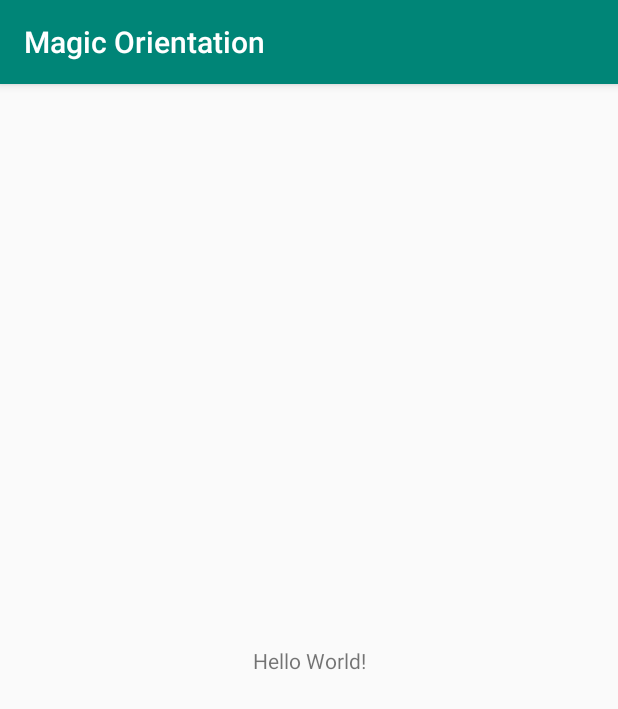
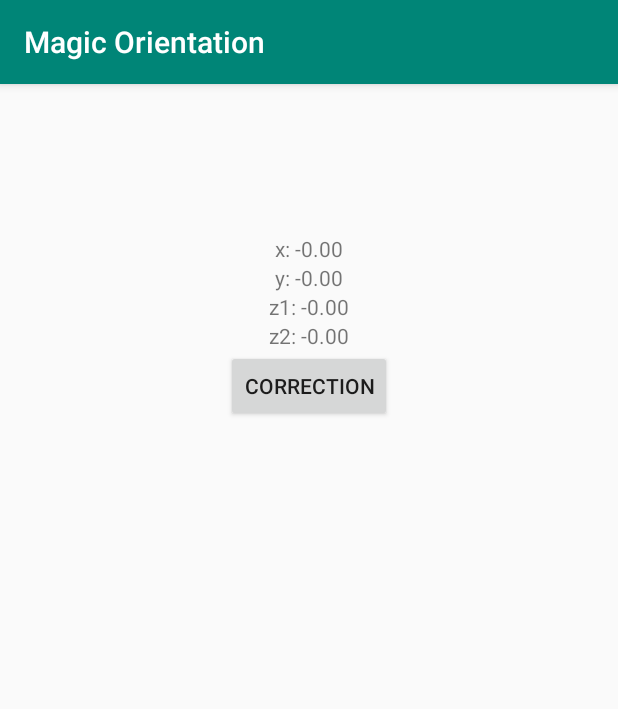
Before and after one commit to coda1997/MagicOrientation, an Android app: the screen it shows after launch (MainActivity), on a phone screen of 412 x 824 dp. Shown: the top 709 px of the screen. Run offline under Robolectric (Android 15) with nearby library versions, the phone set to English and light mode, and no system bars; 1 statement that could not run was skipped.

Commit message:
monitor orientation with manually correction

```diff
--- a/app/build.gradle
+++ b/app/build.gradle
@@ -30,4 +30,5 @@ dependencies {
     testImplementation 'junit:junit:4.12'
     androidTestImplementation 'com.android.support.test:runner:1.0.2'
     androidTestImplementation 'com.android.support.test.espresso:espresso-core:3.0.2'
+    implementation "org.jetbrains.anko:anko:$anko_version"
 }
--- a/app/src/main/AndroidManifest.xml
+++ b/app/src/main/AndroidManifest.xml
@@ -15,6 +15,9 @@
 
                 <category android:name="android.intent.category.LAUNCHER"/>
             </intent-filter>
+
+        </activity>
+        <activity android:name=".DemoActivity">
         </activity>
     </application>
 
--- a/app/src/main/java/com/dadachen/magicorientation/MainActivity.kt
+++ b/app/src/main/java/com/dadachen/magicorientation/MainActivity.kt
@@ -1,12 +1,76 @@
 package com.dadachen.magicorientation
 
+import android.content.Context
+import android.hardware.Sensor
+import android.hardware.SensorEvent
+import android.hardware.SensorEventListener
+import android.hardware.SensorManager
+import android.opengl.GLSurfaceView
 import android.support.v7.app.AppCompatActivity
 import android.os.Bundle
+import android.view.Gravity
+import android.widget.Button
+import android.widget.LinearLayout
+import android.widget.TextView
+import org.jetbrains.anko.*
+import org.jetbrains.anko.sdk27.coroutines.onClick
+import javax.microedition.khronos.egl.EGLConfig
+import javax.microedition.khronos.opengles.GL10
 
-class MainActivity : AppCompatActivity() {
+class MainActivity : AppCompatActivity(), SensorEventListener {
+    override fun onAccuracyChanged(p0: Sensor?, p1: Int) {
+
+    }
+
+    private var leadingAngle :Float= 0f
+    override fun onSensorChanged(p0: SensorEvent?) {
+        if (p0?.sensor?.type== Sensor.TYPE_ORIENTATION){
+            values=p0.values
+            if (values.size == 3) {
+                setRotationValues(-values[0],-values[1],-values[2],leadingAngle)
+
+            } else {
+                toast("vector: ${values.joinToString { "$it," }}")
+            }
+        }
+    }
+
+    private lateinit var sensorManager: SensorManager
+    private var sensor:Sensor?=null
+    private var values = floatArrayOf(0f,0f,0f)
 
     override fun onCreate(savedInstanceState: Bundle?) {
         super.onCreate(savedInstanceState)
         setContentView(R.layout.activity_main)
+        initSensors()
+        initView()
+    }
+
+    private fun initView() {
+        find<Button>(R.id.bt_correction).onClick {
+            leadingAngle= find<TextView>(R.id.z1).text.toString().toFloat()
+        }
+        setRotationValues(-values[0],-values[1],-values[2],leadingAngle)
+    }
+    private fun setRotationValues(z:Float,x:Float,y:Float, leanding:Float){
+        var z2 = z-leanding
+        while (z2<0){
+            z2+=360
+        }
+        z2%=360
+        if (z2>180){
+            z2-=360
+        }
+        find<TextView>(R.id.x).text=String.format("%.2f",x)
+        find<TextView>(R.id.y).text=String.format("%.2f",y)
+        find<TextView>(R.id.z1).text=String.format("%.2f",z)
+        find<TextView>(R.id.z2).text=String.format("%.2f",z2)
+    }
+
+    private fun initSensors() {
+        sensorManager = getSystemService(Context.SENSOR_SERVICE) as SensorManager
+        sensor=sensorManager.getDefaultSensor(Sensor.TYPE_ORIENTATION)
+        sensorManager.registerListener(this,sensor, SensorManager.SENSOR_DELAY_NORMAL)
+
     }
 }
--- a/app/src/main/res/layout/activity_main.xml
+++ b/app/src/main/res/layout/activity_main.xml
@@ -6,14 +6,72 @@
         android:layout_width="match_parent"
         android:layout_height="match_parent"
         tools:context=".MainActivity">
+    <LinearLayout android:layout_width="match_parent" android:layout_height="match_parent"
+                  android:orientation="vertical"
+                  android:gravity="center_horizontal"
+    >
+        <TextView android:layout_width="match_parent" android:layout_height="100dp"/>
+        <LinearLayout android:layout_width="match_parent" android:layout_height="wrap_content"
+                      android:orientation="horizontal"
+        >
+            <TextView android:layout_width="wrap_content" android:layout_height="wrap_content"
+                      android:text="x: "
+                      android:layout_weight="1"
+                      android:gravity="right"
+            />
+            <TextView android:layout_width="wrap_content" android:layout_height="wrap_content"
+                      android:text="0"
+                      android:layout_weight="1"
+                      android:id="@+id/x"
+            />
+        </LinearLayout>
+        <LinearLayout android:layout_width="match_parent" android:layout_height="wrap_content"
+                      android:orientation="horizontal"
+        >
+            <TextView android:layout_width="wrap_content" android:layout_height="wrap_content"
+                      android:text="y: "
+                      android:layout_weight="1"
+                      android:gravity="right"
+            />
+            <TextView android:layout_width="wrap_content" android:layout_height="wrap_content"
+                      android:text="0"
+                      android:layout_weight="1"
+                      android:id="@+id/y"
 
-    <TextView
-            android:layout_width="wrap_content"
-            android:layout_height="wrap_content"
-            android:text="Hello World!"
-            app:layout_constraintBottom_toBottomOf="parent"
-            app:layout_constraintLeft_toLeftOf="parent"
-            app:layout_constraintRight_toRightOf="parent"
-            app:layout_constraintTop_toTopOf="parent"/>
+            />
+        </LinearLayout>
+        <LinearLayout android:layout_width="match_parent" android:layout_height="wrap_content"
+                      android:orientation="horizontal"
+        >
+            <TextView android:layout_width="wrap_content" android:layout_height="wrap_content"
+                      android:text="z1: "
+                      android:layout_weight="1"
+                      android:gravity="right"
+            />
+            <TextView android:layout_width="wrap_content" android:layout_height="wrap_content"
+                      android:text="0"
+                      android:layout_weight="1"
+                      android:id="@+id/z1"
+            />
+        </LinearLayout>
+        <LinearLayout android:layout_width="match_parent" android:layout_height="wrap_content"
+                      android:orientation="horizontal"
+        >
+            <TextView android:layout_width="wrap_content" android:layout_height="wrap_content"
+                      android:text="z2: "
+                      android:layout_weight="1"
+                      android:gravity="right"
+            />
+            <TextView android:layout_width="wrap_content" android:layout_height="wrap_content"
+                      android:text="0"
+                      android:layout_weight="1"
+                      android:id="@+id/z2"
+            />
+        </LinearLayout>
+        <Button android:layout_width="wrap_content" android:layout_height="wrap_content"
+            android:text="correction"
+                android:id="@+id/bt_correction"
+        />
+    </LinearLayout>
 
 </android.support.constraint.ConstraintLayout>
--- a/build.gradle
+++ b/build.gradle
@@ -2,6 +2,7 @@
 
 buildscript {
     ext.kotlin_version = '1.3.31'
+    ext.anko_version='0.10.8'
     repositories {
         google()
         jcenter()
```
Also changed, not shown: app/src/main/java/com/dadachen/magicorientation/DemoActivity.java (added, +171 -0 lines).
